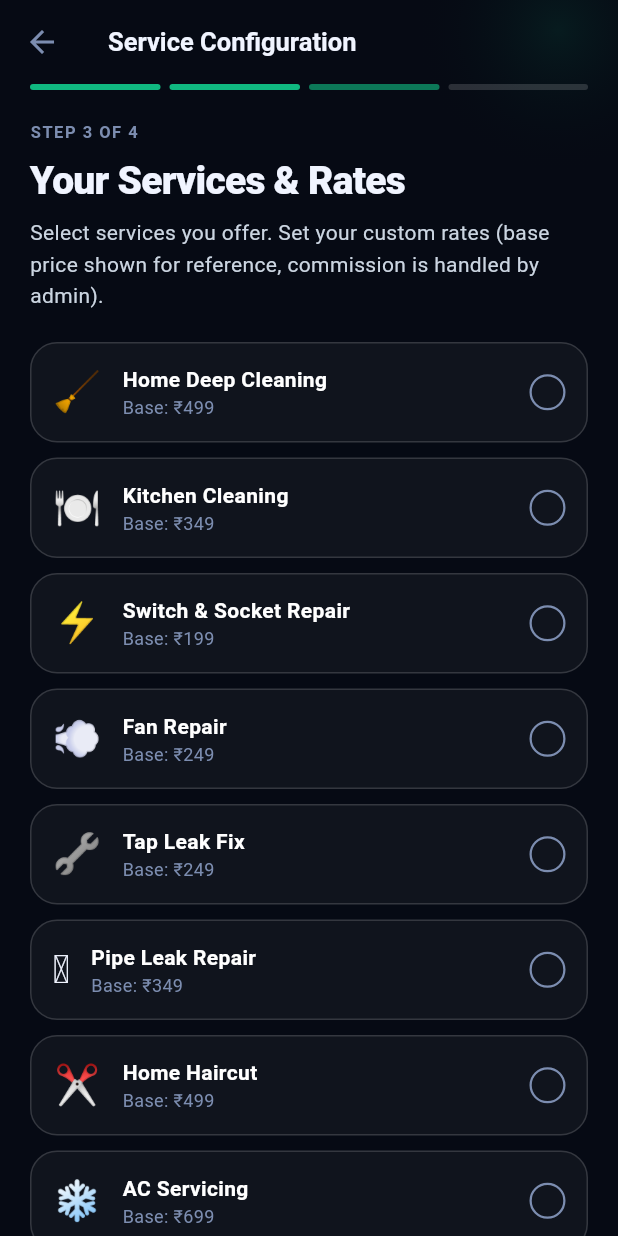
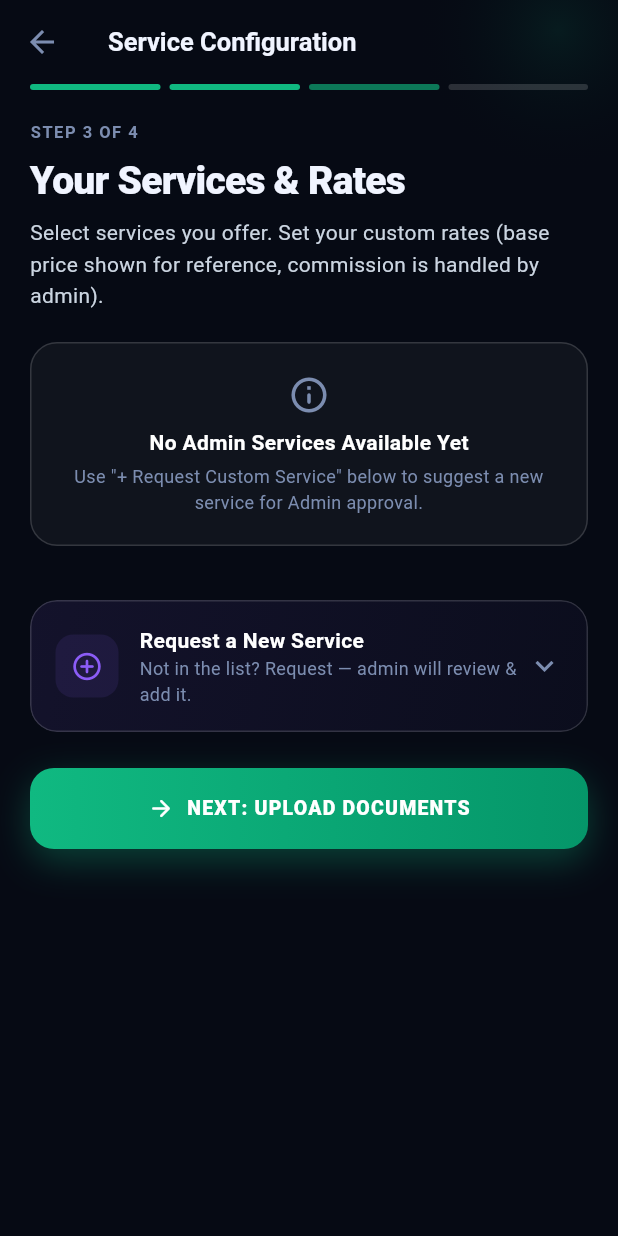
Before and after one commit to devwithanandhukannan/lumo_professional_Flutterapp, a Flutter app: the ProServiceSetupScreen screen opened directly with empty values, on a phone screen of 412 x 824 dp. Run offline on Flutter 3.47's test engine with Material 3 defaults, Android fonts, the phone set to English and light mode, and no system bars; our stand-ins replace file_picker, geolocator, google_maps_flutter, image_picker, shared_preferences; accounts and stored records are empty; network calls fail.

Commit message:
refactor: remove fallback service data and add empty state UI for missing catalog services

```diff
--- a/lib/features/onboarding/pro_service_setup_screen.dart
+++ b/lib/features/onboarding/pro_service_setup_screen.dart
@@ -38,19 +38,6 @@ class _ProServiceSetupScreenState extends State<ProServiceSetupScreen>
   late AnimationController _animCtrl;
   late Animation<double> _fadeAnim;
 
-  static final List<Map<String, dynamic>> _fallbackServices = [
-    {'id': 'srv-clean-01', 'name': 'Home Deep Cleaning', 'base_price': '499', 'icon': '🧹'},
-    {'id': 'srv-clean-02', 'name': 'Kitchen Cleaning', 'base_price': '349', 'icon': '🍽️'},
-    {'id': 'srv-elec-01', 'name': 'Switch & Socket Repair', 'base_price': '199', 'icon': '⚡'},
-    {'id': 'srv-elec-02', 'name': 'Fan Repair', 'base_price': '249', 'icon': '💨'},
-    {'id': 'srv-plumb-01', 'name': 'Tap Leak Fix', 'base_price': '249', 'icon': '🔧'},
-    {'id': 'srv-plumb-02', 'name': 'Pipe Leak Repair', 'base_price': '349', 'icon': '🪠'},
-    {'id': 'srv-salon-01', 'name': 'Home Haircut', 'base_price': '499', 'icon': '✂️'},
-    {'id': 'srv-ac-01', 'name': 'AC Servicing', 'base_price': '699', 'icon': '❄️'},
-    {'id': 'srv-safe-01', 'name': 'Safety Escort', 'base_price': '999', 'icon': '🛡️'},
-    {'id': 'srv-carpenter-01', 'name': 'Furniture Assembly', 'base_price': '449', 'icon': '🪑'},
-  ];
-
   @override
   void initState() {
     super.initState();
@@ -73,10 +60,10 @@ class _ProServiceSetupScreenState extends State<ProServiceSetupScreen>
   Future<void> _loadServices() async {
     try {
       final svcs = await ProApiClient.getCatalogServices();
-      final list = svcs.isNotEmpty ? svcs.map((s) => Map<String, dynamic>.from(s)).toList() : _fallbackServices;
+      final list = svcs.map((s) => Map<String, dynamic>.from(s)).toList();
       _initServices(list);
     } catch (_) {
-      _initServices(_fallbackServices);
+      _initServices([]);
     }
     try {
       final profileRes = await ProApiClient.getProfile();
@@ -256,6 +243,32 @@ class _ProServiceSetupScreenState extends State<ProServiceSetupScreen>
                         // Services list
                         if (_loadingServices)
                           const Center(child: CircularProgressIndicator(color: ProColors.primary))
+                        else if (_catalogServices.isEmpty)
+                          Container(
+                            padding: const EdgeInsets.all(20),
+                            margin: const EdgeInsets.only(bottom: 16),
+                            decoration: BoxDecoration(
+                              color: const Color(0x0AFFFFFF),
+                              borderRadius: BorderRadius.circular(18),
+                              border: Border.all(color: ProColors.glassBorder),
+                            ),
+                            child: const Column(
+                              children: [
+                                Icon(Icons.info_outline_rounded, color: ProColors.textMuted, size: 28),
+                                SizedBox(height: 8),
+                                Text(
+                                  'No Admin Services Available Yet',
+                                  style: TextStyle(color: Colors.white, fontWeight: FontWeight.bold, fontSize: 14),
+                                ),
+                                SizedBox(height: 4),
+                                Text(
+                                  'Use "+ Request Custom Service" below to suggest a new service for Admin approval.',
+                                  style: TextStyle(color: ProColors.textMuted, fontSize: 12),
+                                  textAlign: TextAlign.center,
+                                ),
+                              ],
+                            ),
+                          )
                         else ...[
                           ..._catalogServices.asMap().entries.map((entry) {
                             final s = entry.value;
```
